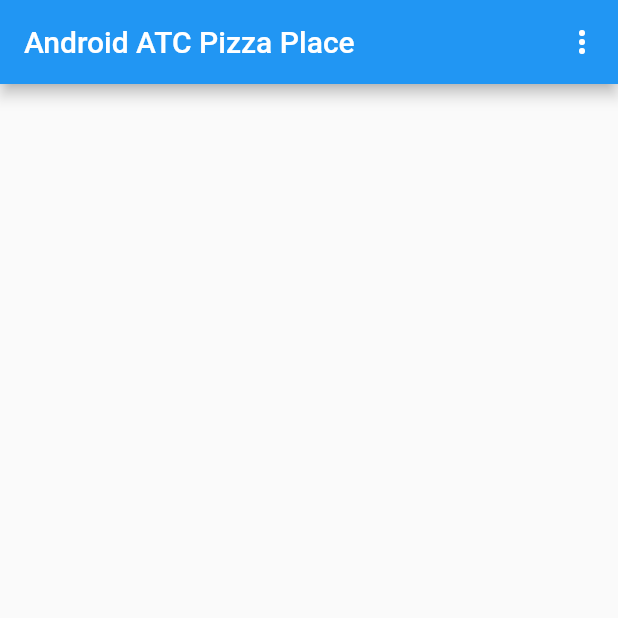
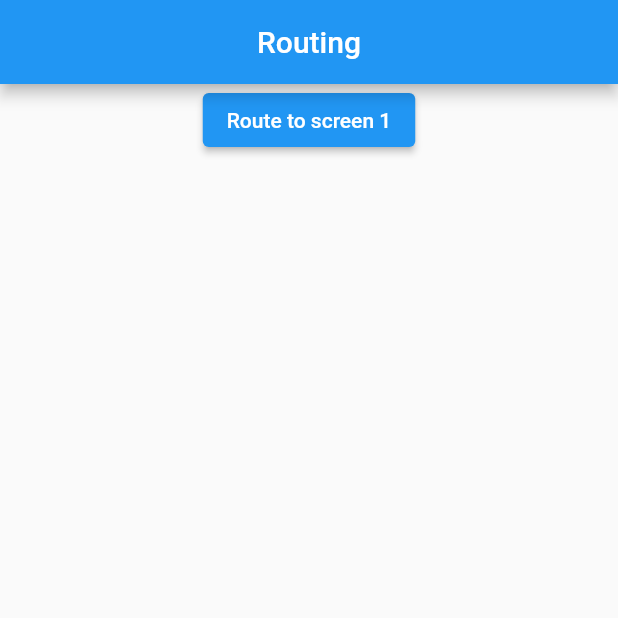
Before and after one commit to MickeyDLuffy/fledgling__flutter, a Flutter app: the screen it shows after launch, on a phone screen of 412 x 824 dp, the top half of it. Run offline on Flutter 3.47's test engine with Material 2 defaults, Android fonts, the light colour scheme and no system bars.

Commit message:
Routing using navigation.push. THis is befr doing named routing

```diff
--- /dev/null
+++ b/lib/Screen0.dart
@@ -0,0 +1,26 @@
+import 'package:flutter/cupertino.dart';
+import 'package:flutter/material.dart';
+
+import 'Screen1.dart';
+
+class Screen0 extends StatelessWidget {
+  @override
+  Widget build(BuildContext context) {
+    return MaterialApp(
+        home: Scaffold(
+      appBar: AppBar(title: Text('Routing'), centerTitle: true),
+      body: Center(
+        child: Column(
+          children: [
+            ElevatedButton(
+                onPressed: () {
+                  Navigator.push(context,
+                      MaterialPageRoute(builder: (context) => Screen1()));
+                },
+                child: Text('Route to screen 1'))
+          ],
+        ),
+      ),
+    ));
+  }
+}
--- a/lib/main.dart
+++ b/lib/main.dart
@@ -117,62 +117,10 @@ import 'package:flutter/material.dart';
 
 import 'package:flutter/material.dart';
 
+import 'Screen0.dart';
+
 void main() {
-  runApp(MyApp());
+  runApp(MaterialApp(
+    home: Screen0(),
+  ));
 }
-
-int x = 2;
-
-class MyApp extends StatefulWidget {
-  @override
-  _MyAppState createState() => _MyAppState();
-}
-
-class _MyAppState extends State<MyApp> {
-  var emperors = ['Dluffy', 'Nico', 'Teach'];
-  var firstEmperor = 'Dluffy';
-  @override
-  Widget build(BuildContext context) {
-    return MaterialApp(
-        home: Scaffold(
-            appBar: AppBar(
-              backgroundColor: Colors.blue,
-              title: Text('Android ATC Pizza Place'),
-              actions: [
-                // PopupMenuButton(
-                //     onSelected: choiceAction,
-                //     itemBuilder: () {
-                //       return Item.choices.map((choice) {
-                //         return PopupMenuItem(
-                //           value: choice,
-                //           child: Text(choice),
-                //         );
-                //       }).toList();
-                //     })
-
-                PopupMenuButton(
-                    onSelected: choiceAction,
-                    itemBuilder: (BuildContext context) {
-                      return Item.choices.map((choice) {
-                        return PopupMenuItem(
-                            value: choice, child: Text(choice));
-                      }).toList();
-                    })
-              ],
-            ),
-            body: Center()));
-  }
-}
-
-void choiceAction(choice) {
-  print('You have selected $choice');
-}
-
-class Item {
-  static const Inbox = 'Inbox';
-  static const SentItems = 'Sent Items';
-  static const JunkEmail = 'Junk E-mail';
-  static const Signout = 'Sing Out';
-
-  static const List choices = [Inbox, SentItems, JunkEmail, Signout];
-}
```
Also changed, not shown: lib/Screen1.dart (added, +23 -0 lines).
